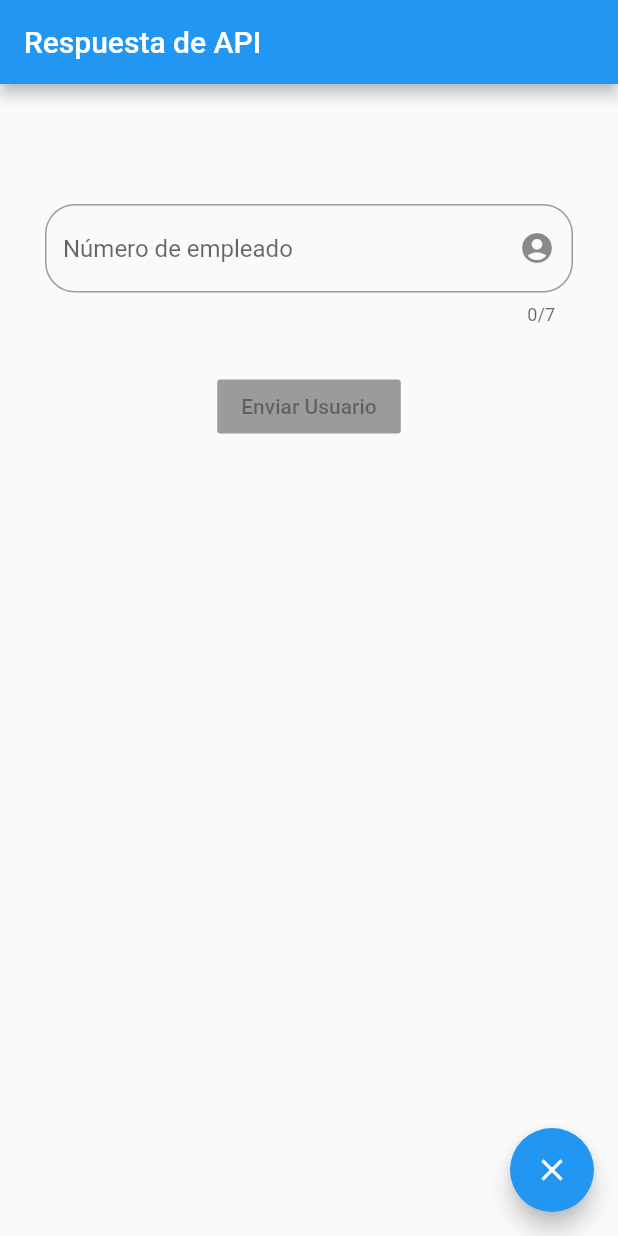
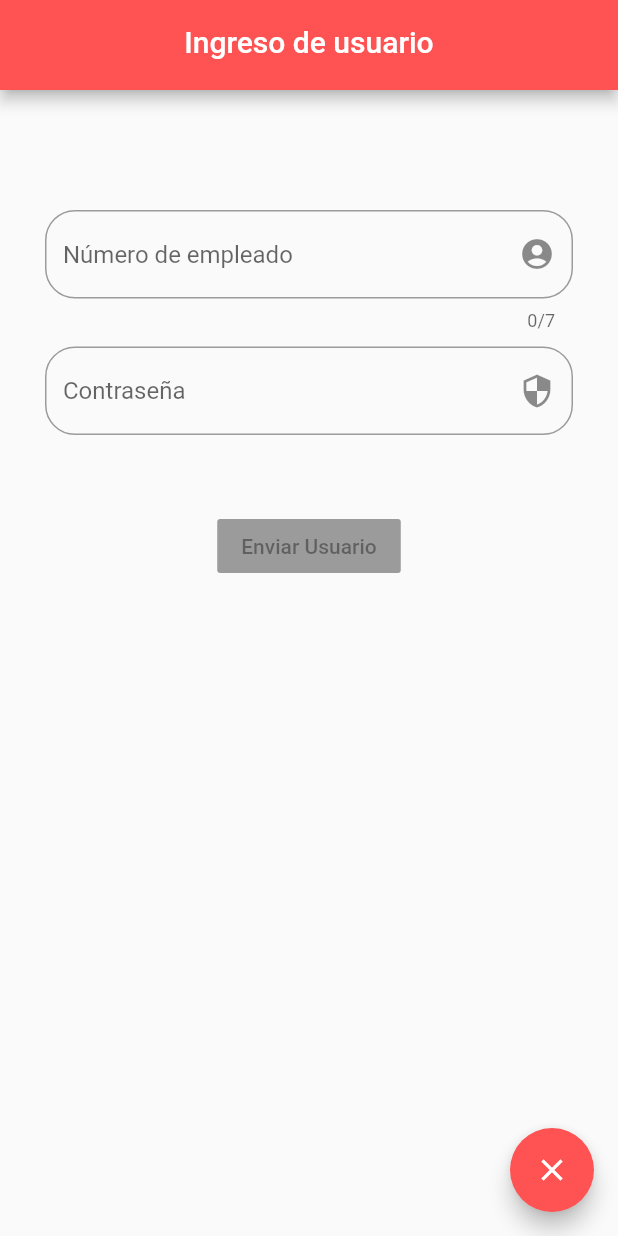
Before and after one commit to SerAguilarV/App_Flutter_API_DataIO, a Flutter app: the screen it shows after launch, on a phone screen of 412 x 824 dp. Run offline on Flutter 3.47's test engine with Material 2 defaults, Android fonts, the phone set to English and light mode, and no system bars.

Commit message:
[ADD] Password TextField and new log in url

```diff
--- a/lib/pages/home_page.dart
+++ b/lib/pages/home_page.dart
@@ -14,21 +14,28 @@ class _HomePageState extends State<HomePage> {
 
   String _usuario = "";
   bool _flag = true;
+  bool _flagPass = true;
   bool _showCard = false;
   String _nombre = "";
   String _apellidos = "";
   String _id = "";
+  String _password = "";
   bool _flagText = true;
   bool _showCardNotFound = false;
   String _fechaingreso = "" ;
   NetworkImage _sexPersonURL;
   TextEditingController _controlTexto = new TextEditingController();
+  TextEditingController _controlPass = new TextEditingController();
 
   @override
   Widget build(BuildContext context) {
     return Scaffold(
-      appBar: AppBar(
-        title: Text("Respuesta de API"),
+      appBar: PreferredSize(
+        preferredSize: Size.fromHeight(60),
+        child:AppBar(
+          title: Center(child: Text("Ingreso de usuario")),
+          backgroundColor: Colors.redAccent,
+        ),
       ),
       body: Container(
         padding: EdgeInsets.symmetric(horizontal: 30),
@@ -36,7 +43,9 @@ class _HomePageState extends State<HomePage> {
           children: <Widget>[
             SizedBox(height: 80,),
             _getUser(),
-            SizedBox(height: 30,),
+            SizedBox(height: 10,),
+            _getPass(),
+            SizedBox(height: 50,),
             _botonSendAPI(context),
             SizedBox(height: 30,),
             _widgetresponseAPI(),
@@ -45,11 +54,13 @@ class _HomePageState extends State<HomePage> {
       ),
       floatingActionButton: FloatingActionButton(
         child: Icon(Icons.clear),
+        backgroundColor: Colors.redAccent,
         onPressed: (){
           print("Floating Pressed!");
           setState(() {
             _usuario = "";
             _flag = true;
+            _controlPass.clear();
             _controlTexto.clear();
             _showCard = false;
             _flagText = true;
@@ -63,7 +74,7 @@ class _HomePageState extends State<HomePage> {
   Widget _getUser() {
     return TextField(
       enabled: _flagText,
-      controller: _controlTexto,
+      controller: _controlPass,
       maxLength: 7,
       onChanged: (valor){
         bool valFlag = false;
@@ -72,7 +83,7 @@ class _HomePageState extends State<HomePage> {
         }else{
           valFlag =true;
         }
-        print(valor);
+        print("Usuario: " + valor);
         setState(() {
           _usuario=valor;
           _flag = valFlag;
@@ -87,10 +98,37 @@ class _HomePageState extends State<HomePage> {
     );
   }
 
+  Widget _getPass() {
+    return TextField(
+      enabled: _flagText,
+      controller: _controlTexto,
+      obscureText: true,
+      onChanged: (valor){
+        bool valFlag = false;
+        if(valor.length>=1){
+          valFlag = false;
+        }else{
+          valFlag =true;
+        }
+        print("Contraseña: " + valor);
+        setState(() {
+          _password=valor;
+          _flagPass = valFlag;
+        });
+      },
+      // keyboardType: TextInputType.number,
+      decoration: InputDecoration(
+        border: OutlineInputBorder(borderRadius: BorderRadius.circular(20)),
+        hintText: "Contraseña",
+        suffixIcon: Icon(Icons.security)
+      ),
+    );
+  }
+
   Widget _botonSendAPI(BuildContext context) {
     return RaisedButton(
       child: Text("Enviar Usuario"),
-        onPressed: (_flag) ? null : (){
+        onPressed: (_flag || _flagPass) ? null : (){
           setState(() {
             _flag = true;
             _flagText = false;
@@ -103,9 +141,16 @@ class _HomePageState extends State<HomePage> {
   }
 
   Future<Null> _responseAPI() async{
-    final url = "https://api-banco-test.herokuapp.com/api/banco/usuarios/$_usuario/IDBanco";
+    final url = "https://api-banco-test.herokuapp.com/api/banco/usuarios/signin";
+    final headers = <String, String>{
+      'Content-Type': 'application/json; charset=UTF-8',
+    };
+    final body = jsonEncode(<String, String>{
+      'username': _usuario,
+      "password": _password
+    });
     print(url);
-    final res = await http.get(url);
+    final res = await http.post(url,body: body, headers: headers);
     print(res.statusCode);
     final Map jsonP = json.decode(res.body);
     if (jsonP.containsKey("ID") ) {
@@ -122,6 +167,10 @@ class _HomePageState extends State<HomePage> {
           _sexPersonURL = NetworkImage("https://www.kindpng.com/picc/m/21-211180_transparent-businessman-clipart-png-user-man-icon-png.png");
         }
       });
+    } else if(jsonP.containsKey("newPass")){
+      if (jsonP["newPass"]){
+        print("redirectionando");
+      }
     } else {
       setState(() {
         _showCard = false;
```
